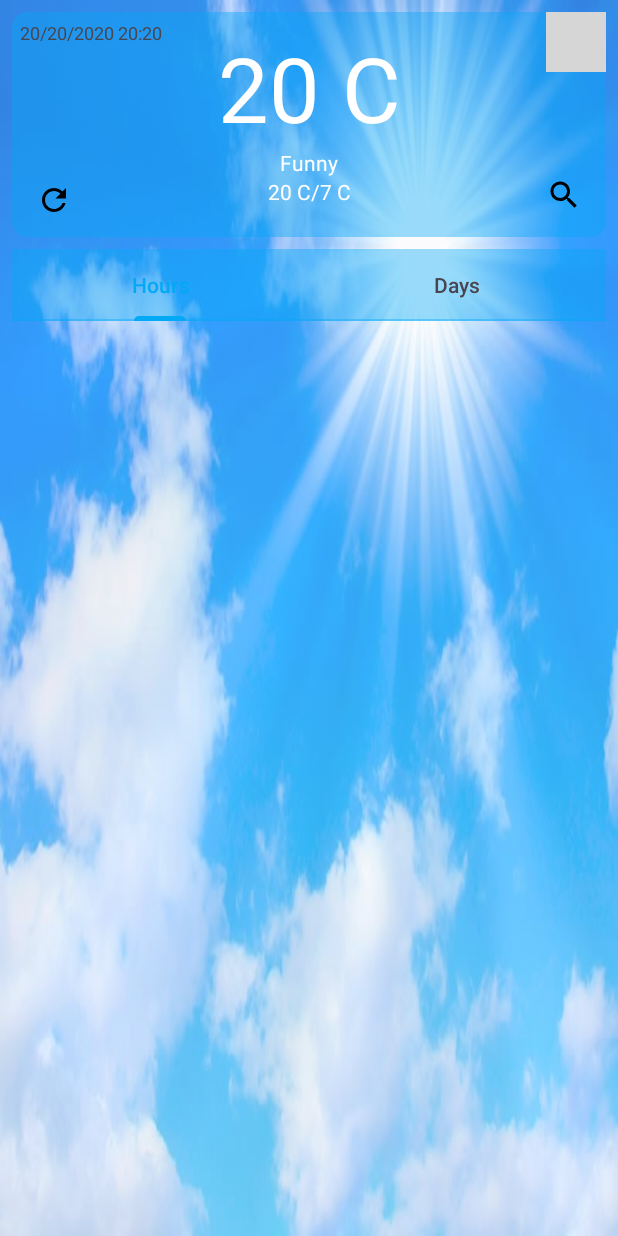
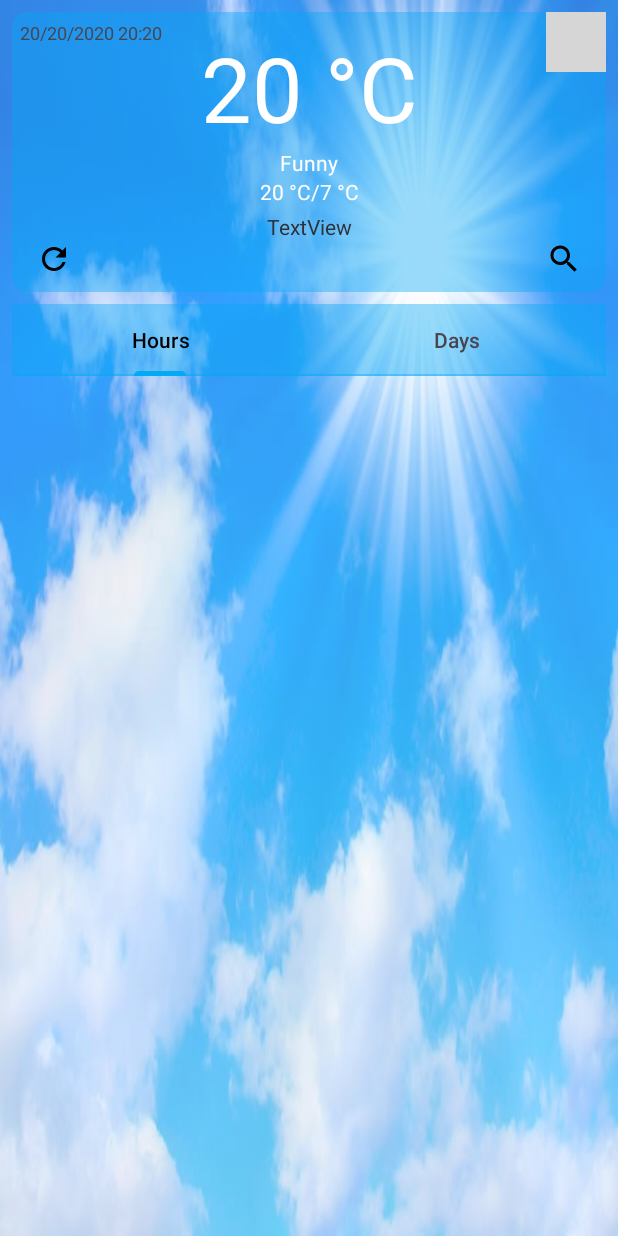
Before and after one commit to anticlown322/belgidromet-app-imitation, an Android app: the layout fragment_main.xml on its own in the app's theme, with its tools: preview values and no code run, on a phone screen of 412 x 824 dp. Run offline under Robolectric (Android 15) with nearby library versions, the phone set to English and light mode, and no system bars; grey boxes are pictures that could not be loaded.

Commit message:
ого все круто

```diff
--- a/weatherapplication/app/src/main/java/com/example/weatherapplication/entities/CurrentWeatherModel.kt
+++ b/weatherapplication/app/src/main/java/com/example/weatherapplication/entities/CurrentWeatherModel.kt
@@ -4,5 +4,7 @@ data class CurrentWeatherModel(
     val localTime: String,
     val condition: String,
     val tempC: Double,
-    val imageUrl: String
+    val imageUrl: String,
+    val isDay: Boolean = true,
+    val city: String
 )
--- a/weatherapplication/app/src/main/res/layout/fragment_main.xml
+++ b/weatherapplication/app/src/main/res/layout/fragment_main.xml
@@ -38,6 +38,19 @@
             android:layout_width="match_parent"
             android:layout_height="match_parent">
 
+            <TextView
+                android:id="@+id/tvCity"
+                android:layout_width="wrap_content"
+                android:layout_height="wrap_content"
+                android:layout_marginTop="4dp"
+                android:text="TextView"
+                android:textColor="@color/material_dynamic_neutral20"
+                android:textColorLink="@color/white"
+                app:layout_constraintBottom_toTopOf="@+id/ibRefresh"
+                app:layout_constraintEnd_toEndOf="parent"
+                app:layout_constraintStart_toStartOf="parent"
+                app:layout_constraintTop_toBottomOf="@+id/tvMaxMin" />
+
             <ImageButton
                 android:id="@+id/ibRefresh"
                 android:layout_width="wrap_content"
@@ -48,14 +61,15 @@
                 android:src="@drawable/baseline_refresh_24"
                 app:layout_constraintBottom_toBottomOf="parent"
                 app:layout_constraintStart_toStartOf="parent"
-                app:layout_constraintTop_toBottomOf="@+id/tvCondition" />
+                app:layout_constraintTop_toBottomOf="@+id/tvCondition"
+                app:layout_constraintVertical_bias="1.0" />
 
             <TextView
                 android:id="@+id/tvCurrentTemp"
                 android:layout_width="wrap_content"
                 android:layout_height="wrap_content"
                 android:layout_marginTop="10dp"
-                android:text="20 C"
+                android:text="20 °C"
                 android:textColor="@color/white"
                 android:textSize="60sp"
                 app:layout_constraintEnd_toEndOf="parent"
@@ -95,7 +109,7 @@
                 android:id="@+id/tvMaxMin"
                 android:layout_width="wrap_content"
                 android:layout_height="wrap_content"
-                android:text="20 C/7 C"
+                android:text="20 °C/7 °C"
                 android:textColor="@color/white"
                 app:layout_constraintEnd_toEndOf="parent"
                 app:layout_constraintStart_toStartOf="parent"
@@ -106,12 +120,13 @@
                 android:layout_width="wrap_content"
                 android:layout_height="wrap_content"
                 android:layout_marginEnd="16dp"
-                android:layout_marginBottom="16dp"
+                android:layout_marginBottom="10dp"
                 android:background="@null"
                 android:src="@drawable/baseline_search_24"
                 app:layout_constraintBottom_toBottomOf="parent"
                 app:layout_constraintEnd_toEndOf="parent"
-                app:layout_constraintTop_toTopOf="@+id/tvMaxMin" />
+                app:layout_constraintTop_toTopOf="@+id/tvMaxMin"
+                app:layout_constraintVertical_bias="1.0" />
         </androidx.constraintlayout.widget.ConstraintLayout>
     </androidx.cardview.widget.CardView>
 
@@ -124,7 +139,8 @@
         app:circularflow_defaultRadius="5dp"
         app:layout_constraintEnd_toEndOf="@+id/cardView"
         app:layout_constraintStart_toStartOf="@+id/cardView"
-        app:layout_constraintTop_toBottomOf="@+id/cardView">
+        app:layout_constraintTop_toBottomOf="@+id/cardView"
+        app:tabSelectedTextColor="@color/black">
 
         <com.google.android.material.tabs.TabItem
             android:layout_width="wrap_content"
```
Also changed, not shown: weatherapplication/app/src/main/java/com/example/weatherapplication/adapters/ForecastDayAdapter.kt (+4 -3 lines), weatherapplication/app/src/main/java/com/example/weatherapplication/dialogs/CitySearchDialog.kt (deleted, +0 -33 lines), weatherapplication/app/src/main/java/com/example/weatherapplication/fragments/MainFragment.kt (+34 -2 lines), weatherapplication/app/src/main/java/com/example/weatherapplication/services/dataCollection/WeatherDataParser.kt (+15 -3 lines), weatherapplication/app/src/main/res/values/strings.xml (+9 -2 lines).
